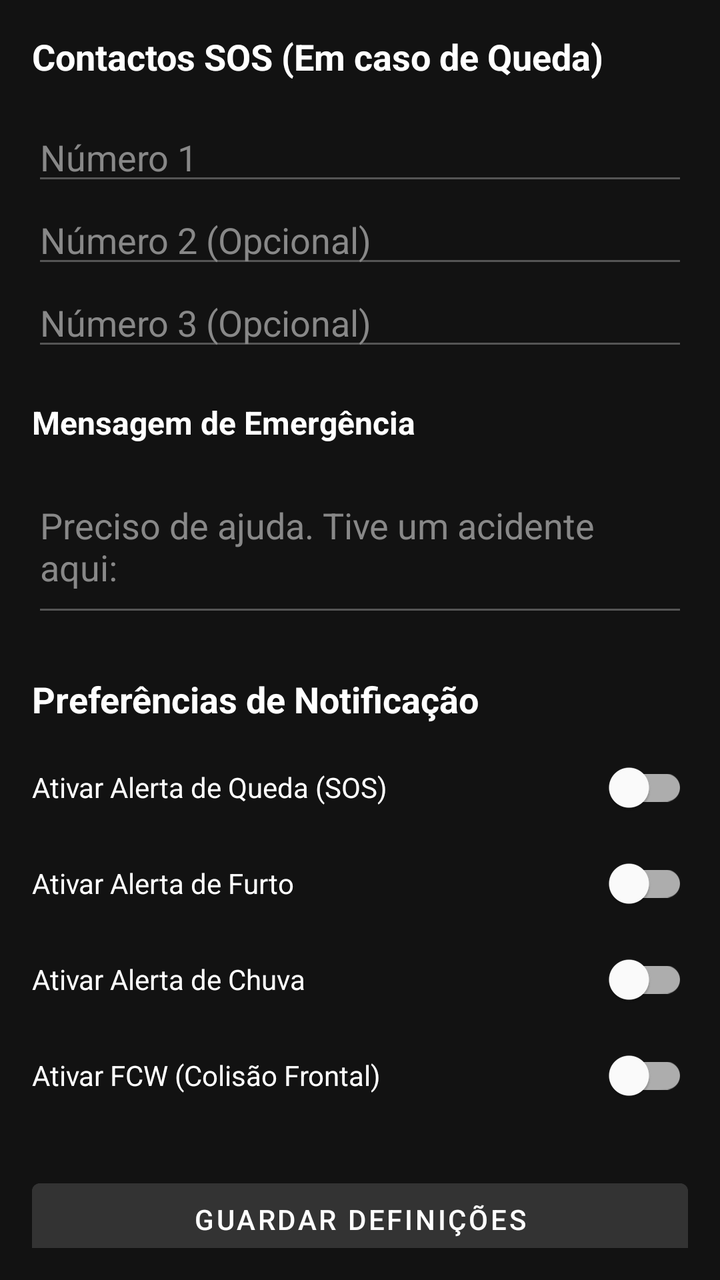
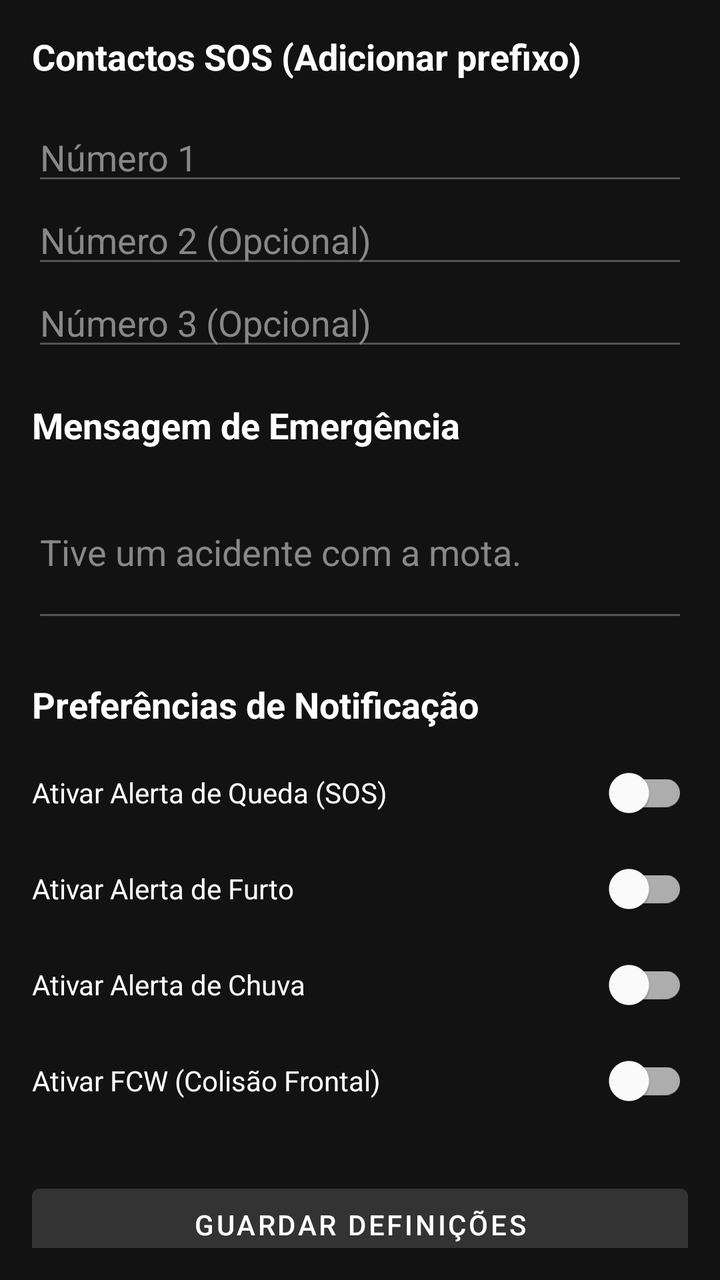

The first picture is an Android layout as it rendered before a commit; the second is the same layout after the commit. The layout source and the unified diff follow.
<!-- AndroidManifest.xml: application theme Theme.RiderIoT -->
<!-- res/layout/fragment_settings.xml -->
<?xml version="1.0" encoding="utf-8"?>
<ScrollView xmlns:android="http://schemas.android.com/apk/res/android"
    android:layout_width="match_parent"
    android:layout_height="match_parent"
    android:background="#121212"
    android:padding="16dp">

    <LinearLayout
        android:layout_width="match_parent"
        android:layout_height="wrap_content"
        android:orientation="vertical">

        <TextView
            android:layout_width="wrap_content"
            android:layout_height="wrap_content"
            android:text="Contactos SOS (Em caso de Queda)"
            android:textColor="#FFFFFF"
            android:textStyle="bold"
            android:textSize="18sp"
            android:layout_marginBottom="16dp"/>

        <EditText
            android:id="@+id/etPhone1"
            android:layout_width="match_parent"
            android:layout_height="wrap_content"
            android:hint="Número 1"
            android:textColor="#FFFFFF"
            android:textColorHint="#888888"
            android:inputType="phone"
            android:backgroundTint="#555555"/>

        <EditText
            android:id="@+id/etPhone2"
            android:layout_width="match_parent"
            android:layout_height="wrap_content"
            android:hint="Número 2 (Opcional)"
            android:textColor="#FFFFFF"
            android:textColorHint="#888888"
            android:inputType="phone"
            android:backgroundTint="#555555"/>

        <EditText
            android:id="@+id/etPhone3"
            android:layout_width="match_parent"
            android:layout_height="wrap_content"
            android:hint="Número 3 (Opcional)"
            android:textColor="#FFFFFF"
            android:textColorHint="#888888"
            android:inputType="phone"
            android:backgroundTint="#555555"/>

        <TextView
            android:layout_width="wrap_content"
            android:layout_height="wrap_content"
            android:text="Mensagem de Emergência"
            android:textColor="#FFFFFF"
            android:textStyle="bold"
            android:textSize="16sp"
            android:layout_marginTop="20dp"
            android:layout_marginBottom="8dp"/>

        <EditText
            android:id="@+id/etSosMessage"
            android:layout_width="match_parent"
            android:layout_height="wrap_content"
            android:hint="Preciso de ajuda. Tive um acidente aqui: "
            android:textColor="#FFFFFF"
            android:textColorHint="#888888"
            android:inputType="textMultiLine"
            android:lines="3"
            android:backgroundTint="#555555"/>

        <TextView
            android:layout_width="wrap_content"
            android:layout_height="wrap_content"
            android:text="Preferências de Notificação"
            android:textColor="#FFFFFF"
            android:textStyle="bold"
            android:textSize="18sp"
            android:layout_marginTop="24dp"
            android:layout_marginBottom="8dp"/>

        <com.google.android.material.switchmaterial.SwitchMaterial
            android:id="@+id/swAlertFall"
            android:layout_width="match_parent"
            android:layout_height="wrap_content"
            android:text="Ativar Alerta de Queda (SOS)"
            android:textColor="#FFFFFF"/>

        <com.google.android.material.switchmaterial.SwitchMaterial
            android:id="@+id/swAlertTheft"
            android:layout_width="match_parent"
            android:layout_height="wrap_content"
            android:text="Ativar Alerta de Furto"
            android:textColor="#FFFFFF"/>

        <com.google.android.material.switchmaterial.SwitchMaterial
            android:id="@+id/swAlertRain"
            android:layout_width="match_parent"
            android:layout_height="wrap_content"
            android:text="Ativar Alerta de Chuva"
            android:textColor="#FFFFFF"/>

        <com.google.android.material.switchmaterial.SwitchMaterial
            android:id="@+id/swAlertFcw"
            android:layout_width="match_parent"
            android:layout_height="wrap_content"
            android:text="Ativar FCW (Colisão Frontal)"
            android:textColor="#FFFFFF"/>

        <Button
            android:id="@+id/btnSaveSettings"
            android:layout_width="match_parent"
            android:layout_height="wrap_content"
            android:text="Guardar Definições"
            android:layout_marginTop="24dp"
            android:backgroundTint="#333333"
            android:textColor="#FFFFFF"/>

    </LinearLayout>
</ScrollView>
<!-- resources referenced by this layout -->
<resources>
  <style name="Theme.RiderIoT" parent="Theme.MaterialComponents.DayNight.NoActionBar">
          <item name="colorPrimary">@color/white</item>
          <item name="colorPrimaryVariant">@color/white</item>
          <item name="colorSecondary">@color/white</item>
          <item name="colorSecondaryVariant">@color/white</item>
          <item name="colorOnPrimary">@color/white</item>
      </style>
  <color name="white">#FFFFFFFF</color>
</resources>

<!-- the commit's change to res/layout/fragment_settings.xml (unified diff, before → after) -->
@@ -13,7 +13,7 @@
         <TextView
             android:layout_width="wrap_content"
             android:layout_height="wrap_content"
-            android:text="Contactos SOS (Em caso de Queda)"
+            android:text="Contactos SOS (Adicionar prefixo)"
             android:textColor="#FFFFFF"
             android:textStyle="bold"
             android:textSize="18sp"
@@ -55,7 +55,7 @@
             android:text="Mensagem de Emergência"
             android:textColor="#FFFFFF"
             android:textStyle="bold"
-            android:textSize="16sp"
+            android:textSize="18sp"
             android:layout_marginTop="20dp"
             android:layout_marginBottom="8dp"/>
 
@@ -63,7 +63,7 @@
             android:id="@+id/etSosMessage"
             android:layout_width="match_parent"
             android:layout_height="wrap_content"
-            android:hint="Preciso de ajuda. Tive um acidente aqui: "
+            android:hint="Tive um acidente com a mota."
             android:textColor="#FFFFFF"
             android:textColorHint="#888888"
             android:inputType="textMultiLine"
